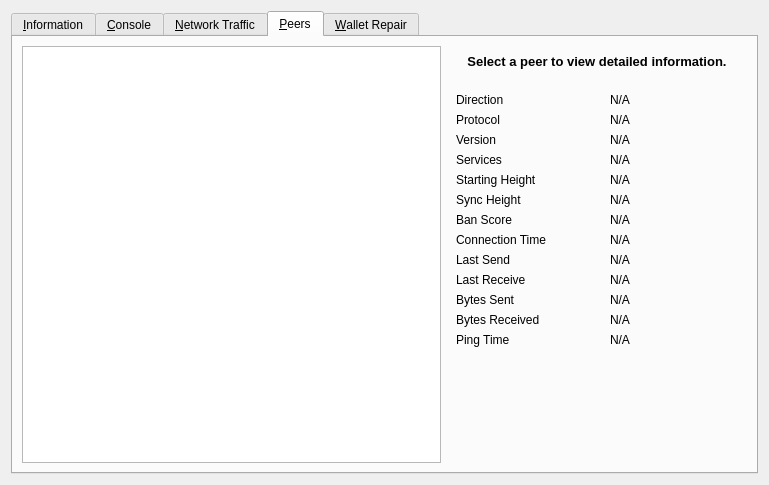
This is src/qt/forms/rpcconsole.ui in folm/folm as Qt 5 draws it before an edit. The edited form follows.
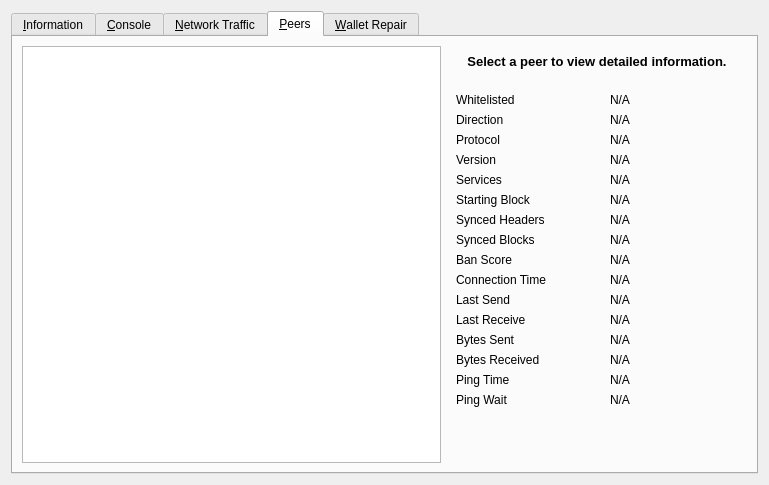
This is the edited form. Icons and pictures are not drawn. Custom widgets are drawn as their Qt base class.

Commit message: [Qt] deselect peer when switching away from peers tab in RPC console [Qt] replace Boost foreach with Qt version peertablemodel.cpp [Qt] extend rpc console peers tab

```diff
--- a/src/qt/forms/rpcconsole.ui
+++ b/src/qt/forms/rpcconsole.ui
@@ -748,13 +748,36 @@
          </property>
          <layout class="QGridLayout" name="gridLayout_3">
           <item row="0" column="0">
+           <widget class="QLabel" name="label_30">
+            <property name="text">
+             <string>Whitelisted</string>
+            </property>
+           </widget>
+          </item>
+          <item row="0" column="2">
+           <widget class="QLabel" name="peerWhitelisted">
+            <property name="cursor">
+             <cursorShape>IBeamCursor</cursorShape>
+            </property>
+            <property name="text">
+             <string>N/A</string>
+            </property>
+            <property name="textFormat">
+             <enum>Qt::PlainText</enum>
+            </property>
+            <property name="textInteractionFlags">
+             <set>Qt::LinksAccessibleByMouse|Qt::TextSelectableByKeyboard|Qt::TextSelectableByMouse</set>
+            </property>
+           </widget>
+          </item>
+          <item row="1" column="0">
            <widget class="QLabel" name="label_23">
             <property name="text">
              <string>Direction</string>
             </property>
            </widget>
           </item>
-          <item row="0" column="2">
+          <item row="1" column="2">
            <widget class="QLabel" name="peerDirection">
             <property name="cursor">
              <cursorShape>IBeamCursor</cursorShape>
@@ -770,14 +793,14 @@
             </property>
            </widget>
           </item>
-          <item row="1" column="0">
+          <item row="2" column="0">
            <widget class="QLabel" name="label_21">
             <property name="text">
              <string>Protocol</string>
             </property>
            </widget>
           </item>
-          <item row="1" column="2">
+          <item row="2" column="2">
            <widget class="QLabel" name="peerVersion">
             <property name="cursor">
              <cursorShape>IBeamCursor</cursorShape>
@@ -793,14 +816,14 @@
             </property>
            </widget>
           </item>
-          <item row="2" column="0">
+          <item row="3" column="0">
            <widget class="QLabel" name="label_28">
             <property name="text">
              <string>Version</string>
             </property>
            </widget>
           </item>
-          <item row="2" column="2">
+          <item row="3" column="2">
            <widget class="QLabel" name="peerSubversion">
             <property name="cursor">
              <cursorShape>IBeamCursor</cursorShape>
@@ -816,14 +839,14 @@
             </property>
            </widget>
           </item>
-          <item row="3" column="0">
+          <item row="4" column="0">
            <widget class="QLabel" name="label_4">
             <property name="text">
              <string>Services</string>
             </property>
            </widget>
           </item>
-          <item row="3" column="2">
+          <item row="4" column="2">
            <widget class="QLabel" name="peerServices">
             <property name="cursor">
              <cursorShape>IBeamCursor</cursorShape>
@@ -842,7 +865,7 @@
           <item row="5" column="0">
            <widget class="QLabel" name="label_29">
             <property name="text">
-             <string>Starting Height</string>
+             <string>Starting Block</string>
             </property>
            </widget>
           </item>
@@ -865,7 +888,7 @@
           <item row="6" column="0">
            <widget class="QLabel" name="label_27">
             <property name="text">
-             <string>Sync Height</string>
+             <string>Synced Headers</string>
             </property>
            </widget>
           </item>
@@ -886,13 +909,36 @@
            </widget>
           </item>
           <item row="7" column="0">
+           <widget class="QLabel" name="label_25">
+             <property name="text">
+              <string>Synced Blocks</string>
+             </property>
+            </widget>
+          </item>
+          <item row="7" column="2">
+           <widget class="QLabel" name="peerCommonHeight">
+            <property name="cursor">
+             <cursorShape>IBeamCursor</cursorShape>
+            </property>
+            <property name="text">
+             <string>N/A</string>
+            </property>
+            <property name="textFormat">
+             <enum>Qt::PlainText</enum>
+            </property>
+            <property name="textInteractionFlags">
+             <set>Qt::LinksAccessibleByMouse|Qt::TextSelectableByKeyboard|Qt::TextSelectableByMouse</set>
+            </property>
+           </widget>
+          </item>
+          <item row="8" column="0">
            <widget class="QLabel" name="label_24">
             <property name="text">
              <string>Ban Score</string>
             </property>
            </widget>
           </item>
-          <item row="7" column="2">
+          <item row="8" column="2">
            <widget class="QLabel" name="peerBanScore">
             <property name="cursor">
              <cursorShape>IBeamCursor</cursorShape>
@@ -908,14 +954,14 @@
             </property>
            </widget>
           </item>
-          <item row="8" column="0">
+          <item row="9" column="0">
            <widget class="QLabel" name="label_22">
             <property name="text">
              <string>Connection Time</string>
             </property>
            </widget>
           </item>
-          <item row="8" column="2">
+          <item row="9" column="2">
            <widget class="QLabel" name="peerConnTime">
             <property name="cursor">
              <cursorShape>IBeamCursor</cursorShape>
@@ -931,14 +977,14 @@
             </property>
            </widget>
           </item>
-          <item row="9" column="0">
+          <item row="10" column="0">
            <widget class="QLabel" name="label_15">
             <property name="text">
              <string>Last Send</string>
             </property>
            </widget>
           </item>
-          <item row="9" column="2">
+          <item row="10" column="2">
            <widget class="QLabel" name="peerLastSend">
             <property name="cursor">
              <cursorShape>IBeamCursor</cursorShape>
@@ -954,14 +1000,14 @@
             </property>
            </widget>
           </item>
-          <item row="10" column="0">
+          <item row="11" column="0">
            <widget class="QLabel" name="label_19">
             <property name="text">
              <string>Last Receive</string>
             </property>
            </widget>
           </item>
-          <item row="10" column="2">
+          <item row="11" column="2">
            <widget class="QLabel" name="peerLastRecv">
             <property name="cursor">
              <cursorShape>IBeamCursor</cursorShape>
@@ -977,14 +1023,14 @@
             </property>
            </widget>
           </item>
-          <item row="11" column="0">
+          <item row="12" column="0">
            <widget class="QLabel" name="label_18">
             <property name="text">
              <string>Bytes Sent</string>
             </property>
            </widget>
           </item>
-          <item row="11" column="2">
+          <item row="12" column="2">
            <widget class="QLabel" name="peerBytesSent">
             <property name="cursor">
              <cursorShape>IBeamCursor</cursorShape>
@@ -1000,14 +1046,14 @@
             </property>
            </widget>
           </item>
-          <item row="12" column="0">
+          <item row="13" column="0">
            <widget class="QLabel" name="label_20">
             <property name="text">
              <string>Bytes Received</string>
             </property>
            </widget>
           </item>
-          <item row="12" column="2">
+          <item row="13" column="2">
            <widget class="QLabel" name="peerBytesRecv">
             <property name="cursor">
              <cursorShape>IBeamCursor</cursorShape>
@@ -1023,14 +1069,14 @@
             </property>
            </widget>
           </item>
-          <item row="13" column="0">
+          <item row="14" column="0">
            <widget class="QLabel" name="label_26">
             <property name="text">
              <string>Ping Time</string>
             </property>
            </widget>
           </item>
-          <item row="13" column="2">
+          <item row="14" column="2">
            <widget class="QLabel" name="peerPingTime">
             <property name="cursor">
              <cursorShape>IBeamCursor</cursorShape>
@@ -1046,7 +1092,33 @@
             </property>
            </widget>
           </item>
-          <item row="14" column="1">
+          <item row="15" column="0">
+           <widget class="QLabel" name="peerPingWaitLabel">
+            <property name="toolTip">
+             <string>The duration of a currently outstanding ping.</string>
+            </property>
+            <property name="text">
+             <string>Ping Wait</string>
+            </property>
+           </widget>
+          </item>
+          <item row="15" column="2">
+           <widget class="QLabel" name="peerPingWait">
+            <property name="cursor">
+             <cursorShape>IBeamCursor</cursorShape>
+            </property>
+            <property name="text">
+             <string>N/A</string>
+            </property>
+            <property name="textFormat">
+             <enum>Qt::PlainText</enum>
+            </property>
+            <property name="textInteractionFlags">
+             <set>Qt::LinksAccessibleByMouse|Qt::TextSelectableByKeyboard|Qt::TextSelectableByMouse</set>
+            </property>
+           </widget>
+          </item>
+          <item row="16" column="1">
            <spacer name="verticalSpacer_3">
             <property name="orientation">
              <enum>Qt::Vertical</enum>
```
